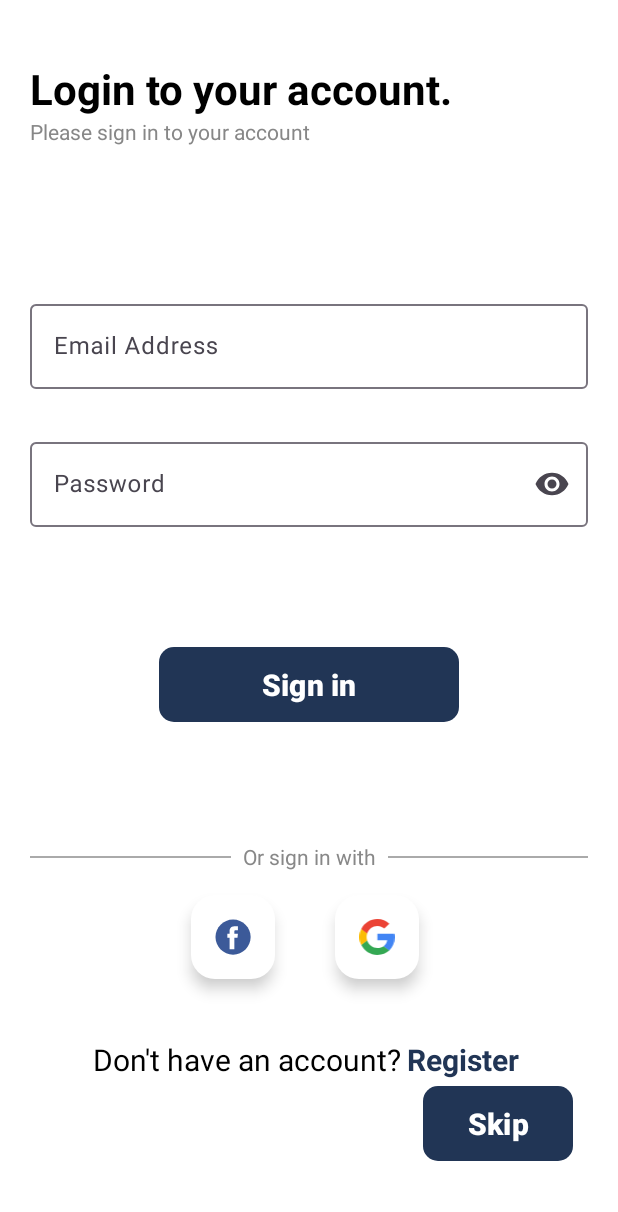
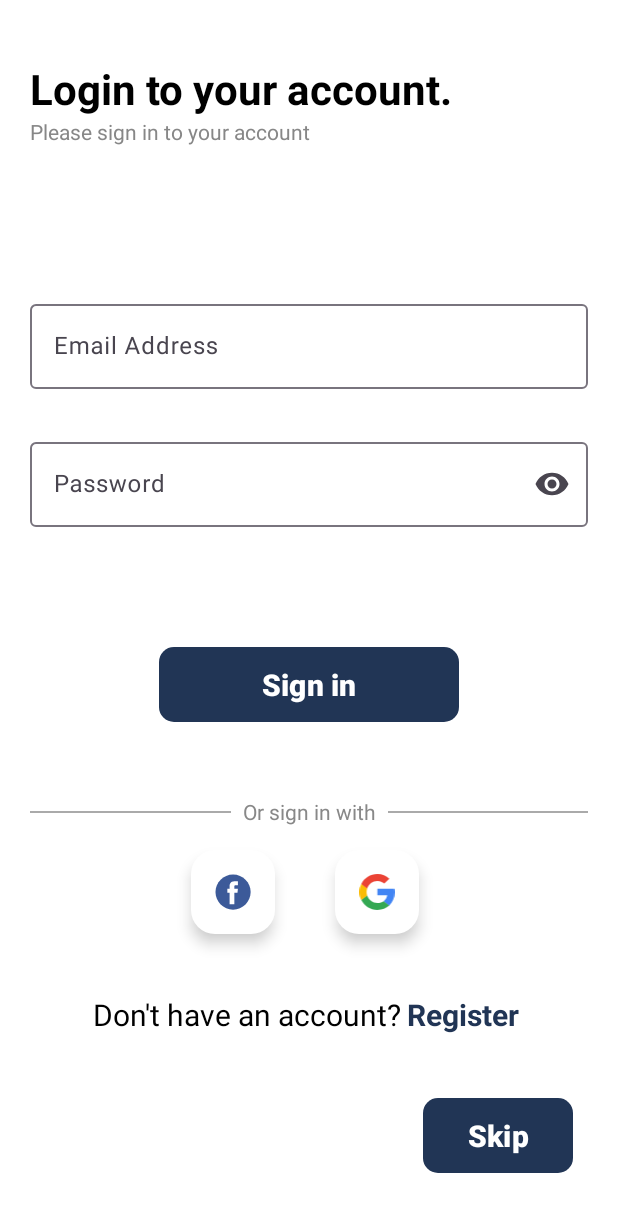
Before and after one commit to MarioAbdelMaseeh/Food-Planner-App, an Android app: the screen it shows after launch (MainActivity), on a phone screen of 412 x 824 dp. Shown: the top 1212 px of the screen. Run offline under Robolectric (Android 15) with nearby library versions, the phone set to English and light mode, and no system bars; our stand-ins replace Firebase (no records; nobody signed in at launch, a user with empty details on screens opened directly), navigation-ui.

Commit message:
fix bugs

```diff
--- a/MyChef/app/src/main/res/layout/fragment_login.xml
+++ b/MyChef/app/src/main/res/layout/fragment_login.xml
@@ -110,7 +110,7 @@
         android:id="@+id/or_sign_in"
         android:layout_width="wrap_content"
         android:layout_height="wrap_content"
-        android:layout_marginTop="80dp"
+        android:layout_marginTop="50dp"
         android:paddingHorizontal="8dp"
         android:text="@string/or_sign_in_with"
         android:textColor="#888888"
@@ -200,7 +200,6 @@
         android:id="@+id/skip_button"
         android:layout_width="100dp"
         android:layout_height="50dp"
-        android:layout_marginTop="80dp"
         android:background="@drawable/button_background"
         android:textStyle="bold"
         android:textColor="@color/white"
@@ -208,7 +207,7 @@
         android:textSize="20sp"
         app:layout_constraintEnd_toEndOf="@id/guideline2"
         app:layout_constraintBottom_toBottomOf="parent"
-        android:layout_marginBottom="50dp"
+        app:layout_constraintTop_toBottomOf="@id/sign_up_text"
         android:layout_marginEnd="10dp"/>
 
 
```
